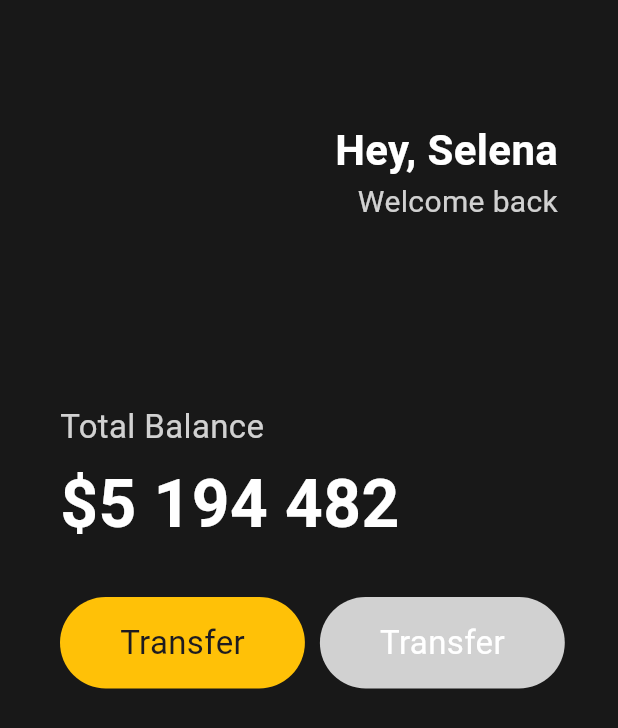
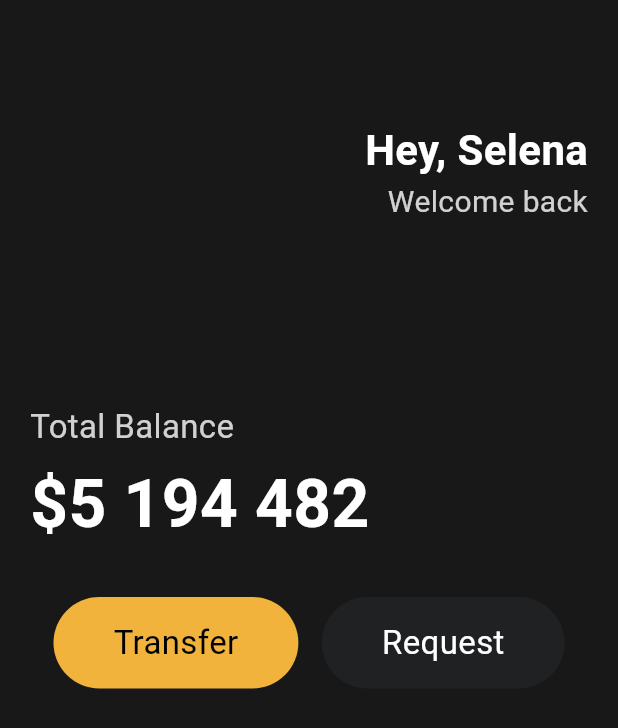
Before and after one commit to ANchangwan/Flutter-toonflix, a Flutter app: the screen it shows after launch, on a phone screen of 412 x 824 dp. Shown: the top 728 px of the screen. Run offline on Flutter 3.47's test engine with Material 3 defaults, Android fonts, the phone set to English and light mode, and no system bars.

Commit message:
widget 생성

```diff
--- a/lib/main.dart
+++ b/lib/main.dart
@@ -1,17 +1,20 @@
 import 'package:flutter/material.dart';
+import 'package:toonflix/widgets/Button.dart';
 
 void main() {
-  runApp(App());
+  runApp(const App());
 }
 
 class App extends StatelessWidget {
+  const App({super.key});
+
   @override
   Widget build(BuildContext context) {
     return MaterialApp(
         home: Scaffold(
       backgroundColor: const Color(0xFF181818),
       body: Padding(
-          padding: const EdgeInsets.symmetric(horizontal: 40),
+          padding: const EdgeInsets.symmetric(horizontal: 20),
           child: Column(
             crossAxisAlignment: CrossAxisAlignment.start,
             children: [
@@ -66,38 +69,17 @@ class App extends StatelessWidget {
               const SizedBox(
                 height: 30,
               ),
-              Row(
+              const Row(
+                mainAxisAlignment: MainAxisAlignment.spaceEvenly,
                 children: [
-                  Container(
-                    margin: const EdgeInsets.fromLTRB(0, 0, 10, 0),
-                    decoration: BoxDecoration(
-                      color: Colors.amber,
-                      borderRadius: BorderRadius.circular(45),
-                    ),
-                    child: const Padding(
-                      padding:
-                          EdgeInsets.symmetric(vertical: 15, horizontal: 40),
-                      child: Text(
-                        'Transfer',
-                        style: TextStyle(
-                          fontSize: 22,
-                        ),
-                      ),
-                    ),
-                  ),
-                  Container(
-                    decoration: BoxDecoration(
-                        color: Color.fromRGBO(255, 255, 255, 0.8),
-                        borderRadius: BorderRadius.circular(45)),
-                    child: const Padding(
-                        padding:
-                            EdgeInsets.symmetric(vertical: 15, horizontal: 40),
-                        child: Text('Transfer',
-                            style: TextStyle(
-                              color: Colors.white,
-                              fontSize: 22,
-                            ))),
-                  ),
+                  Button(
+                      text: "Transfer",
+                      bgColor: Color(0xFFF1B33B),
+                      textColor: Colors.black),
+                  Button(
+                      text: "Request",
+                      bgColor: Color(0xFF1F2123),
+                      textColor: Colors.white),
                 ],
               )
             ],
--- /dev/null
+++ b/lib/widgets/Button.dart
@@ -0,0 +1,29 @@
+import 'package:flutter/material.dart';
+
+class Button extends StatelessWidget {
+  final String text;
+  final Color bgColor;
+  final Color textColor;
+
+  const Button({
+    super.key,
+    required this.text,
+    required this.bgColor,
+    required this.textColor,
+  });
+
+  @override
+  Widget build(BuildContext context) {
+    return Container(
+      decoration: BoxDecoration(
+          color: bgColor, borderRadius: BorderRadius.circular(45)),
+      child: Padding(
+          padding: const EdgeInsets.symmetric(vertical: 15, horizontal: 40),
+          child: Text(text,
+              style: TextStyle(
+                color: textColor,
+                fontSize: 22,
+              ))),
+    );
+  }
+}
```
